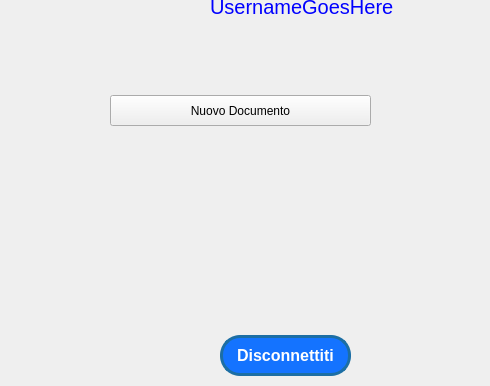
Above: ClientModule/startwindow.ui from giovannic96/Real-time-collaborative-text-editor before the change; both pictures show x 610 to 1100 and y 255 to 641 of the 1100 by 641 pixel window. Below: the same form after it.
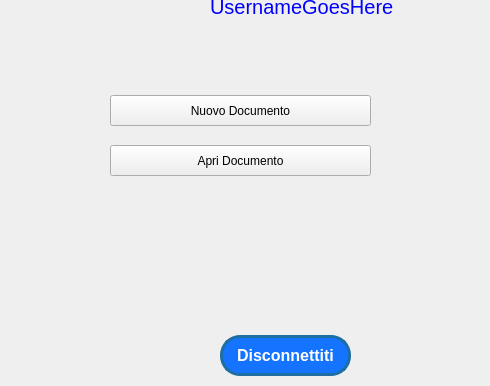
That is the form after the change. The open tabs and pages were chosen to show the change. Icons and pictures are not drawn.

Commit message: added open file functionality both client side and server side, some things are yet to be completed

What changed in the file:
```diff
--- a/ClientModule/startwindow.ui
+++ b/ClientModule/startwindow.ui
@@ -528,6 +528,45 @@
        <string>UsernameGoesHere</string>
       </property>
      </widget>
+     <widget class="QPushButton" name="openDoc">
+      <property name="geometry">
+       <rect>
+        <x>720</x>
+        <y>400</y>
+        <width>261</width>
+        <height>31</height>
+       </rect>
+      </property>
+      <property name="cursor">
+       <cursorShape>PointingHandCursor</cursorShape>
+      </property>
+      <property name="styleSheet">
+       <string notr="true">#openEditor{
+	text-align: left;
+	color: #0000FF;
+	font-size: 20px;
+	background-color:transparent;
+	border: transparent;
+}
+#openEditor:hover{
+	text-decoration: underline;
+}
+</string>
+      </property>
+      <property name="text">
+       <string>Apri Documento</string>
+      </property>
+      <property name="icon">
+       <iconset resource="Risorse.qrc">
+        <normaloff>:/image/397435-200.png</normaloff>:/image/397435-200.png</iconset>
+      </property>
+      <property name="iconSize">
+       <size>
+        <width>13</width>
+        <height>13</height>
+       </size>
+      </property>
+     </widget>
     </widget>
    </widget>
    <widget class="QPushButton" name="exitButton">
```
The commit also changes 7 other files.
